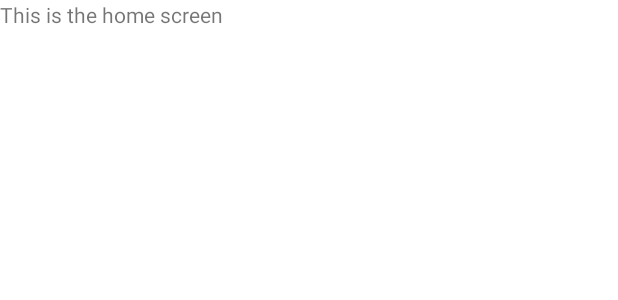
After one commit to tmooretcm/climb-harder, an Android app: the layout fragment_home.xml on its own in the app's theme, with its tools: preview values and no code run, on a phone screen of 412 x 824 dp. The commit adds this screen. Shown: the top 300 px of the screen. Run offline under Robolectric (Android 15) with nearby library versions, the phone set to English and light mode, and no system bars.

Commit message:
added home screen fragment

```diff
--- a/app/src/main/java/com/example/climbharder/MainActivity.kt
+++ b/app/src/main/java/com/example/climbharder/MainActivity.kt
@@ -14,7 +14,7 @@ class MainActivity : AppCompatActivity() {
         super.onCreate(savedInstanceState)
         binding = ActivityMainBinding.inflate(layoutInflater)
         setContentView(binding.root)
-        setCurrentFragment(fragmentAddWorkout())
+        setCurrentFragment(fragmentHome())
 
         binding.navView.setOnItemSelectedListener { item ->
             when (item.itemId){
--- /dev/null
+++ b/app/src/main/res/layout/fragment_home.xml
@@ -0,0 +1,14 @@
+<?xml version="1.0" encoding="utf-8"?>
+<FrameLayout xmlns:android="http://schemas.android.com/apk/res/android"
+    xmlns:tools="http://schemas.android.com/tools"
+    android:layout_width="match_parent"
+    android:layout_height="match_parent"
+    tools:context=".fragmentHome">
+
+    <!-- TODO: Update blank fragment layout -->
+    <TextView
+        android:layout_width="match_parent"
+        android:layout_height="match_parent"
+        android:text="This is the home screen" />
+
+</FrameLayout>
```
Also changed, not shown: app/src/main/java/com/example/climbharder/fragmentHome.kt (added, +59 -0 lines).
